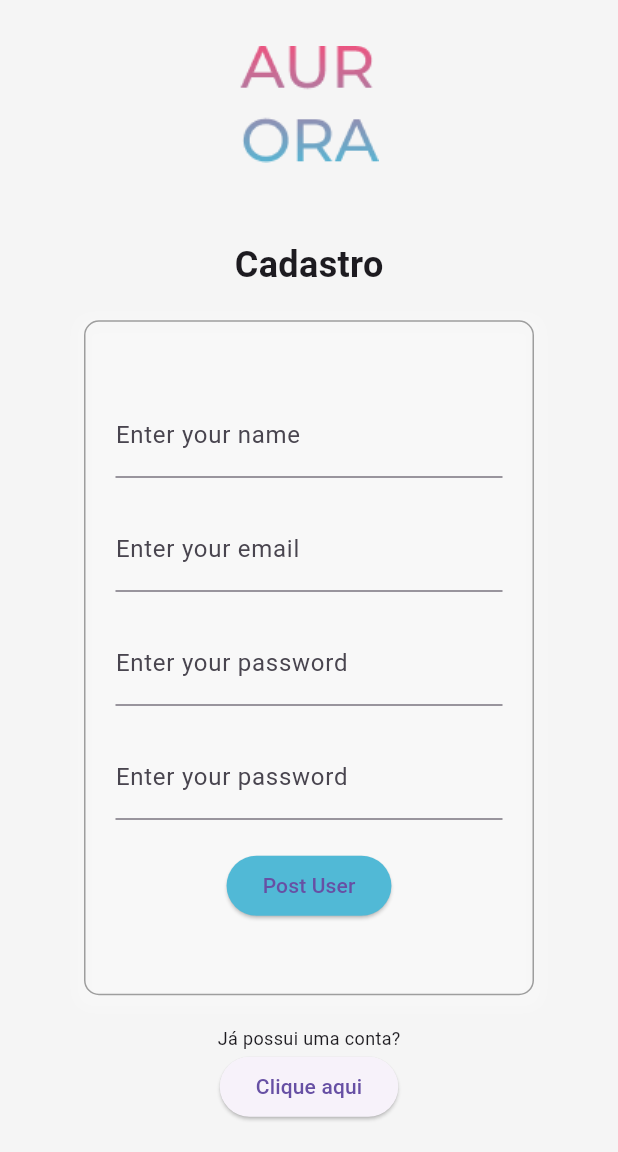
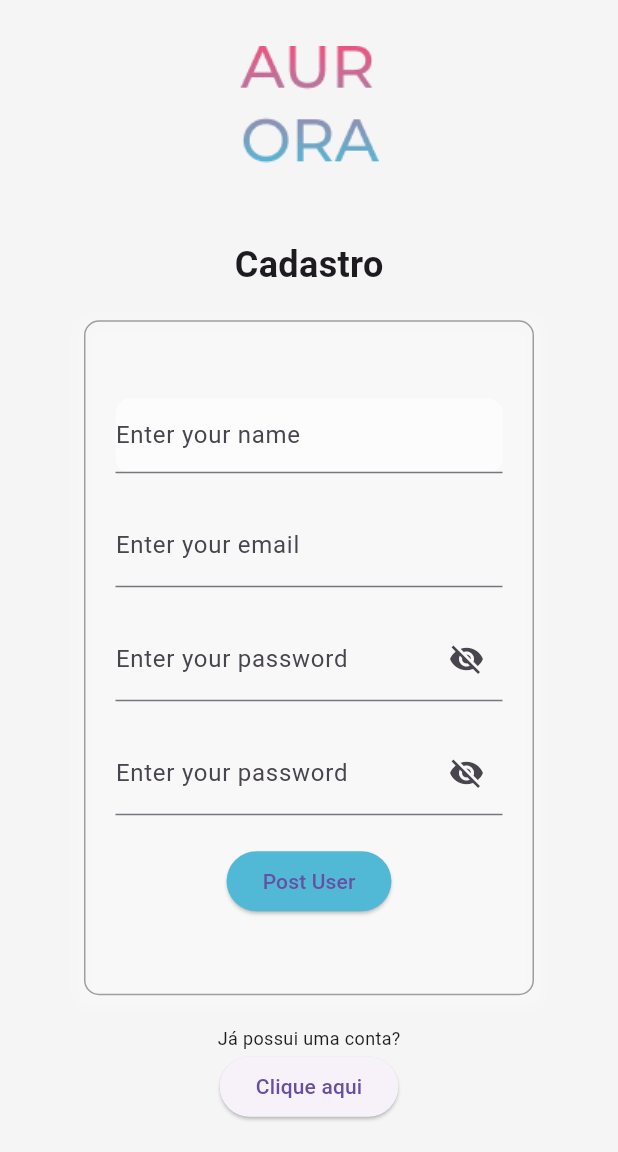
Before and after one commit to deborah-mattge/Aurora, a Flutter app: the screen it shows after launch, on a phone screen of 412 x 824 dp, the part 84-1236 px from its top. Run offline on Flutter 3.47's test engine with Material 3 defaults, Android fonts, the phone set to English and light mode, and no system bars; our stand-ins replace shared_preferences.

```diff
--- a/lib/pages/home_view.dart
+++ b/lib/pages/home_view.dart
@@ -2,6 +2,7 @@ import 'package:aurora/pages/login.dart';
 import 'package:flutter/material.dart';
 import 'package:aurora/controllers/UserController.dart';
 import 'package:aurora/pages/habit_view.dart';
+import 'package:flutter/widgets.dart';
 
 class MyApp extends StatelessWidget {
   @override
@@ -24,6 +25,8 @@ class _MyHomePageState extends State<MyHomePage> {
   final TextEditingController _passwordController = TextEditingController();
   final TextEditingController _confirmPasswordController =
       TextEditingController();
+  bool hide1 = true;
+  bool hide2 = true;
 
   @override
   Widget build(BuildContext context) {
@@ -70,10 +73,18 @@ class _MyHomePageState extends State<MyHomePage> {
               child: Column(
                 mainAxisAlignment: MainAxisAlignment.center,
                 children: [
-                  TextField(
-                    controller: _nameController,
-                    decoration: InputDecoration(
-                      labelText: 'Enter your name',
+                  Container(
+                    width: 270,
+                    height: 50,
+                    decoration: BoxDecoration(
+                      color: const Color.fromRGBO(252, 252, 252, 1.0),
+                      borderRadius: BorderRadius.circular(10),
+                    ),
+                    child: TextField(
+                      controller: _nameController,
+                      decoration: InputDecoration(
+                        labelText: 'Enter your name',
+                      ),
                     ),
                   ),
                   SizedBox(height: 20),
@@ -85,16 +96,38 @@ class _MyHomePageState extends State<MyHomePage> {
                   ),
                   SizedBox(height: 20),
                   TextField(
+                    obscureText: hide1,
                     controller: _passwordController,
                     decoration: InputDecoration(
                       labelText: 'Enter your password',
+                      suffixIcon: IconButton(
+                          onPressed: () {
+                            setState(() {
+                              hide1 = !hide1;
+                            });
+                          },
+                          icon: Icon(hide1
+                              // ignore: dead_code
+                              ? Icons.visibility_off
+                              : Icons.visibility)),
                     ),
                   ),
                   SizedBox(height: 20),
                   TextField(
+                    obscureText: hide2,
                     controller: _confirmPasswordController,
                     decoration: InputDecoration(
                       labelText: 'Enter your password',
+                      suffixIcon: IconButton(
+                          onPressed: () {
+                            setState(() {
+                              hide2 = !hide2;
+                            });
+                          },
+                          icon: Icon(hide2
+                              // ignore: dead_code
+                              ? Icons.visibility_off
+                              : Icons.visibility)),
                     ),
                   ),
                   SizedBox(height: 20),
```
Also changed, not shown: lib/controllers/UserController.dart (+33 -3 lines), lib/modals/update_user_modal.dart (added, +157 -0 lines), lib/pages/habit_view.dart (+13 -7 lines), lib/pages/login.dart (+12 -1 lines).
